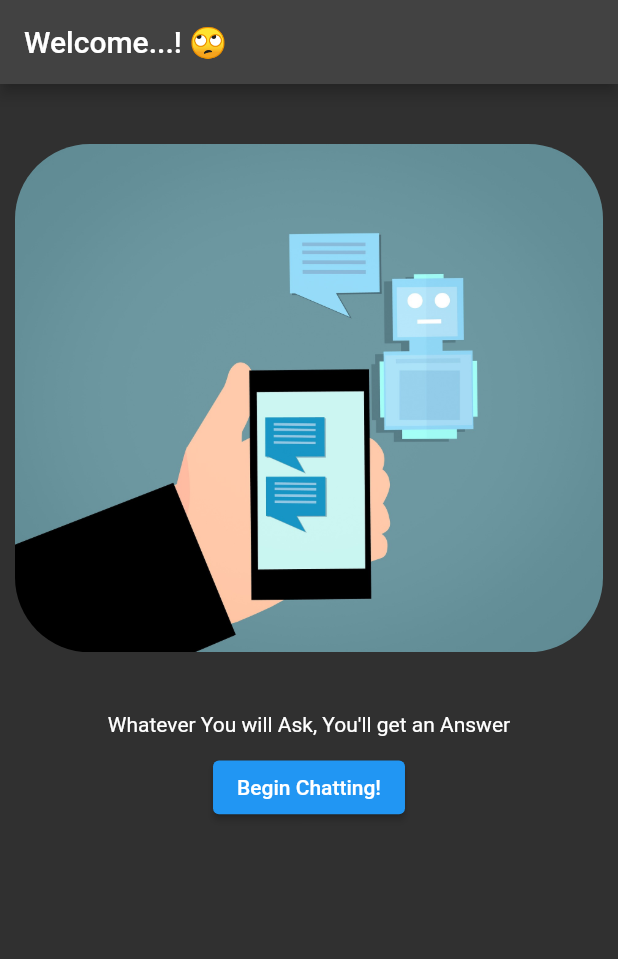
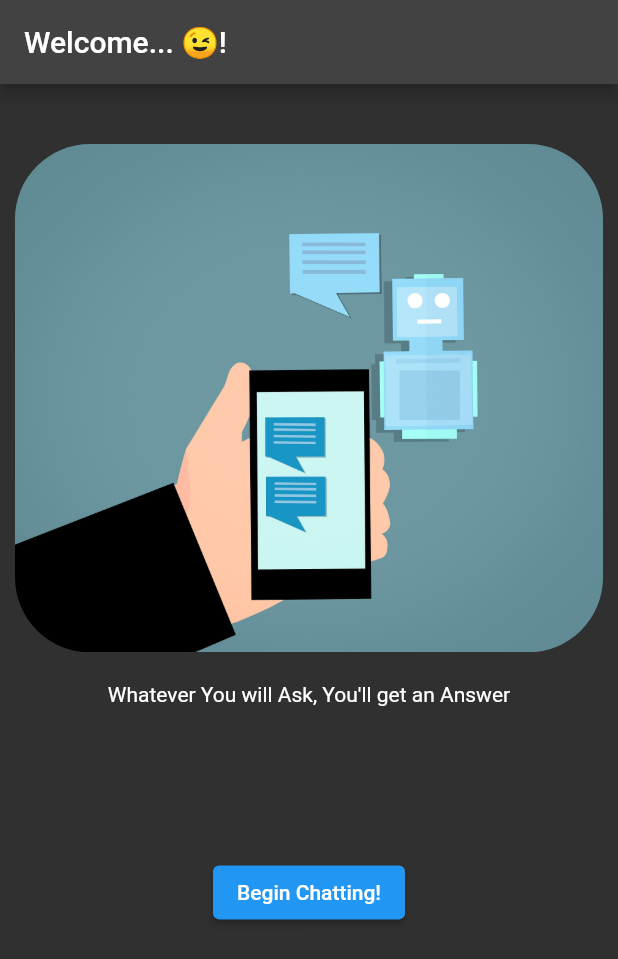
Before and after one commit to 3bdulra7manAmir/ChatGPT_bot, a Flutter app: the WelcomeScreen screen opened directly, on a phone screen of 412 x 824 dp. Shown: the top 959 px of the screen. Run offline on Flutter 3.47's test engine with Material 2 defaults, Android fonts, the phone set to English and light mode, and no system bars; missing offline and left inert: final_chatgpt; statements that could not run were skipped.

```diff
--- a/lib/screens/welcome_screen.dart
+++ b/lib/screens/welcome_screen.dart
@@ -1,10 +1,17 @@
 import 'package:flutter/material.dart';
+
 import 'chatting_screen.dart';
 
-class WelcomeScreen extends StatelessWidget
+class WelcomeScreen extends StatefulWidget
 {
   const WelcomeScreen({super.key});
 
+  @override
+  State<WelcomeScreen> createState() => _WelcomeScreenState();
+}
+
+class _WelcomeScreenState extends State<WelcomeScreen>
+{
   @override
   Widget build(BuildContext context)
   {
@@ -14,7 +21,7 @@ class WelcomeScreen extends StatelessWidget
       (
         title: const Text
         (
-          "Welcome...! 🙄",
+          "Welcome... 😉!",
           style: TextStyle(fontSize: 20),
         ),
       ),
@@ -37,7 +44,7 @@ class WelcomeScreen extends StatelessWidget
           ),
           const SizedBox
           (
-            height: 30,
+            height: 10,
           ),
           Column
           (
@@ -46,7 +53,7 @@ class WelcomeScreen extends StatelessWidget
               const Text("Whatever You will Ask, You'll get an Answer"),
               const SizedBox
               (
-                height: 10,
+                height: 100,
               ),
               ElevatedButton
               (
```
